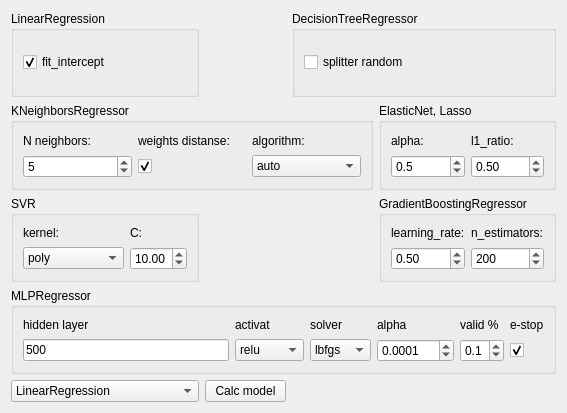
Before: the Qt Designer form qt/regression_form.ui in idergunoff/domanic, drawn with Qt 5.
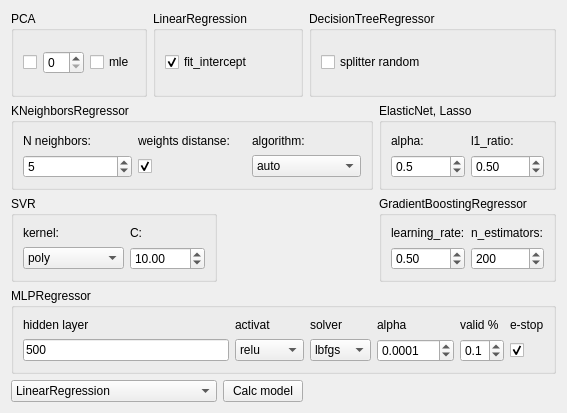
After: the same form once the commit is applied.

The edit to the form file:
```diff
--- a/qt/regression_form.ui
+++ b/qt/regression_form.ui
@@ -13,8 +13,34 @@
   <property name="windowTitle">
    <string>Regression</string>
   </property>
-  <layout class="QGridLayout" name="gridLayout_8">
+  <layout class="QGridLayout" name="gridLayout_9">
    <item row="0" column="0">
+    <widget class="QGroupBox" name="groupBox_8">
+     <property name="title">
+      <string>PCA</string>
+     </property>
+     <layout class="QGridLayout" name="gridLayout_8">
+      <item row="0" column="0">
+       <widget class="QCheckBox" name="checkBox_pca">
+        <property name="text">
+         <string/>
+        </property>
+       </widget>
+      </item>
+      <item row="0" column="1">
+       <widget class="QSpinBox" name="spinBox_pca"/>
+      </item>
+      <item row="0" column="2">
+       <widget class="QCheckBox" name="checkBox_pca_mle">
+        <property name="text">
+         <string>mle</string>
+        </property>
+       </widget>
+      </item>
+     </layout>
+    </widget>
+   </item>
+   <item row="0" column="1" colspan="2">
     <widget class="QGroupBox" name="groupBox">
      <property name="title">
       <string>LinearRegression</string>
@@ -36,7 +62,7 @@
      </layout>
     </widget>
    </item>
-   <item row="0" column="2" colspan="2">
+   <item row="0" column="3" colspan="2">
     <widget class="QGroupBox" name="groupBox_3">
      <property name="title">
       <string>DecisionTreeRegressor</string>
@@ -55,7 +81,7 @@
      </layout>
     </widget>
    </item>
-   <item row="1" column="0" colspan="3">
+   <item row="1" column="0" colspan="4">
     <widget class="QGroupBox" name="groupBox_4">
      <property name="title">
       <string>KNeighborsRegressor</string>
@@ -150,7 +176,7 @@
      </layout>
     </widget>
    </item>
-   <item row="1" column="3">
+   <item row="1" column="4">
     <widget class="QGroupBox" name="groupBox_2">
      <property name="title">
       <string>ElasticNet, Lasso</string>
@@ -208,7 +234,7 @@
      </layout>
     </widget>
    </item>
-   <item row="2" column="0">
+   <item row="2" column="0" colspan="2">
     <widget class="QGroupBox" name="groupBox_5">
      <property name="title">
       <string>SVR</string>
@@ -282,7 +308,7 @@
      </layout>
     </widget>
    </item>
-   <item row="2" column="3">
+   <item row="2" column="4">
     <widget class="QGroupBox" name="groupBox_6">
      <property name="title">
       <string>GradientBoostingRegressor</string>
@@ -346,7 +372,7 @@
      </layout>
     </widget>
    </item>
-   <item row="3" column="0" colspan="4">
+   <item row="3" column="0" colspan="5">
     <widget class="QGroupBox" name="groupBox_7">
      <property name="title">
       <string>MLPRegressor</string>
@@ -528,7 +554,7 @@
      </layout>
     </widget>
    </item>
-   <item row="4" column="0">
+   <item row="4" column="0" colspan="2">
     <widget class="QComboBox" name="comboBox_model_ai">
      <item>
       <property name="text">
@@ -572,7 +598,7 @@
      </item>
     </widget>
    </item>
-   <item row="4" column="1">
+   <item row="4" column="2">
     <widget class="QPushButton" name="pushButton_calc_model">
      <property name="text">
       <string>Calc model</string>
```
